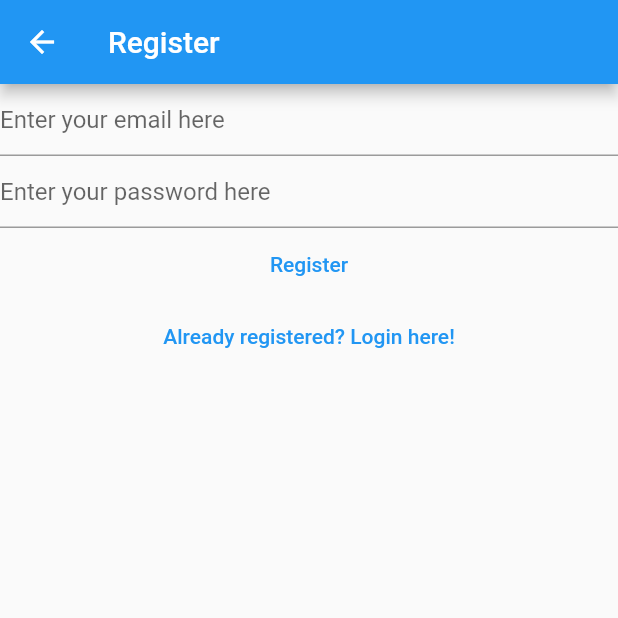
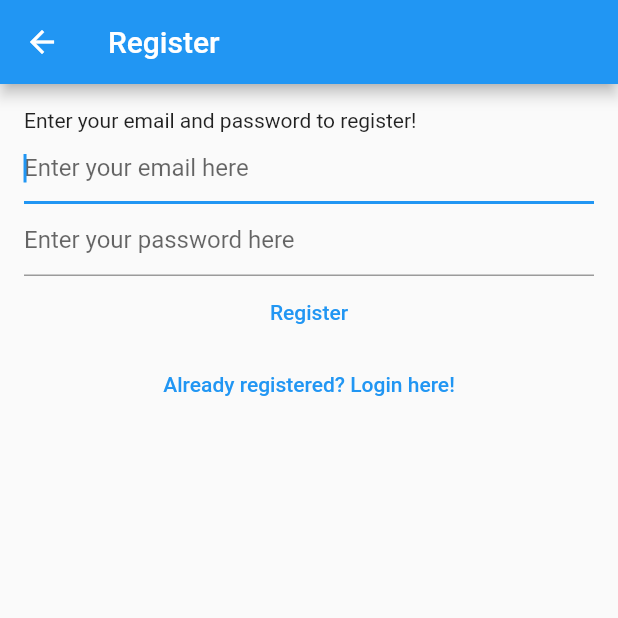
Before and after one commit to aiqmlcom/qnotes, a Flutter app: the RegisterView screen opened directly, on a phone screen of 412 x 824 dp, the top half of it. Run offline on Flutter 3.47's test engine with Material 2 defaults, Android fonts, the phone set to English and light mode, and no system bars; our stand-ins replace bloc, cloud_firestore, equatable, firebase_auth, firebase_core, flutter_bloc and 1 more; accounts and stored records are empty; generated files the repository leaves out were written again.

Commit message:
Some UI Fixes

```diff
--- a/lib/views/register_view.dart
+++ b/lib/views/register_view.dart
@@ -55,12 +55,18 @@ class _RegisterViewState extends State<RegisterView> {
             builder: (context, snapshot) {
               switch (snapshot.connectionState) {
                 case ConnectionState.done:
-                  return Column(
+                  return Padding(
+                    padding: const EdgeInsets.all(16.0),
+                    child: Column(
+                      crossAxisAlignment: CrossAxisAlignment.start,
                       children: [
+                        const Text(
+                            'Enter your email and password to register!'),
                         TextField(
                           controller: _email,
                           enableSuggestions: false,
                           autocorrect: false,
+                          autofocus: true,
                           keyboardType: TextInputType.emailAddress,
                           decoration: const InputDecoration(
                               hintText: 'Enter your email here'),
@@ -73,12 +79,17 @@ class _RegisterViewState extends State<RegisterView> {
                           decoration: const InputDecoration(
                               hintText: 'Enter your password here'),
                         ),
+                        Center(
+                          child: Column(
+                            children: [
                               TextButton(
                                   onPressed: () async {
                                     final email = _email.text;
                                     final password = _password.text;
 
-                            context.read<AuthBloc>().add(AuthEventRegister(
+                                    context
+                                        .read<AuthBloc>()
+                                        .add(AuthEventRegister(
                                           email,
                                           password,
                                         ));
@@ -90,8 +101,13 @@ class _RegisterViewState extends State<RegisterView> {
                                           const AuthEventLogOut(),
                                         );
                                   },
-                          child: const Text('Already registered? Login here!'))
+                                  child: const Text(
+                                      'Already registered? Login here!'))
                             ],
+                          ),
+                        ),
+                      ],
+                    ),
                   );
 
                 default:
--- a/lib/views/verify_email_view.dart
+++ b/lib/views/verify_email_view.dart
@@ -18,7 +18,9 @@ class _VerifyEmailViewState extends State<VerifyEmailView> {
       listener: (context, state) {},
       child: Scaffold(
         appBar: AppBar(title: const Text('Verify Email')),
-        body: Column(
+        body: Padding(
+          padding: const EdgeInsets.all(16.0),
+          child: Column(
             children: [
               const Text(
                   'We\'ve sent you an email verification. Please open it to verify your accout.'),
@@ -42,6 +44,7 @@ class _VerifyEmailViewState extends State<VerifyEmailView> {
             ],
           ),
         ),
+      ),
     );
   }
 }
```
Lines whose indentation alone changed are shown as unchanged.
